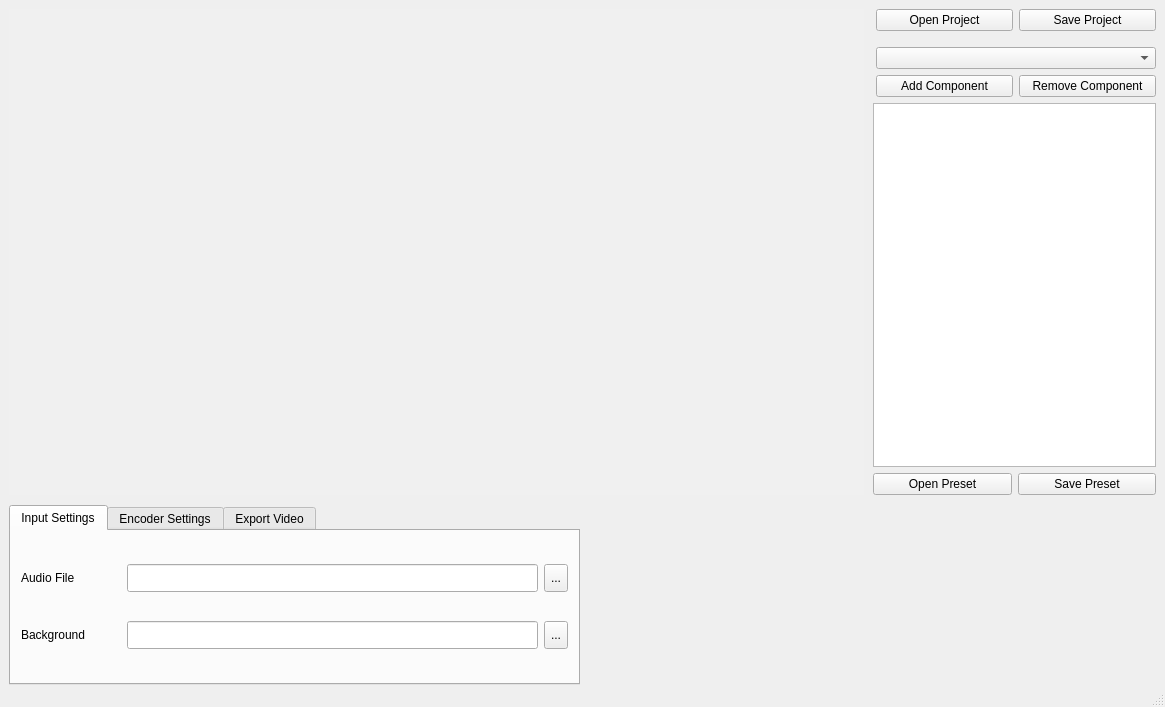
This is mainwindow.ui in djfun/audio-visualizer-python as Qt 5 draws it before an edit. The edited form follows.
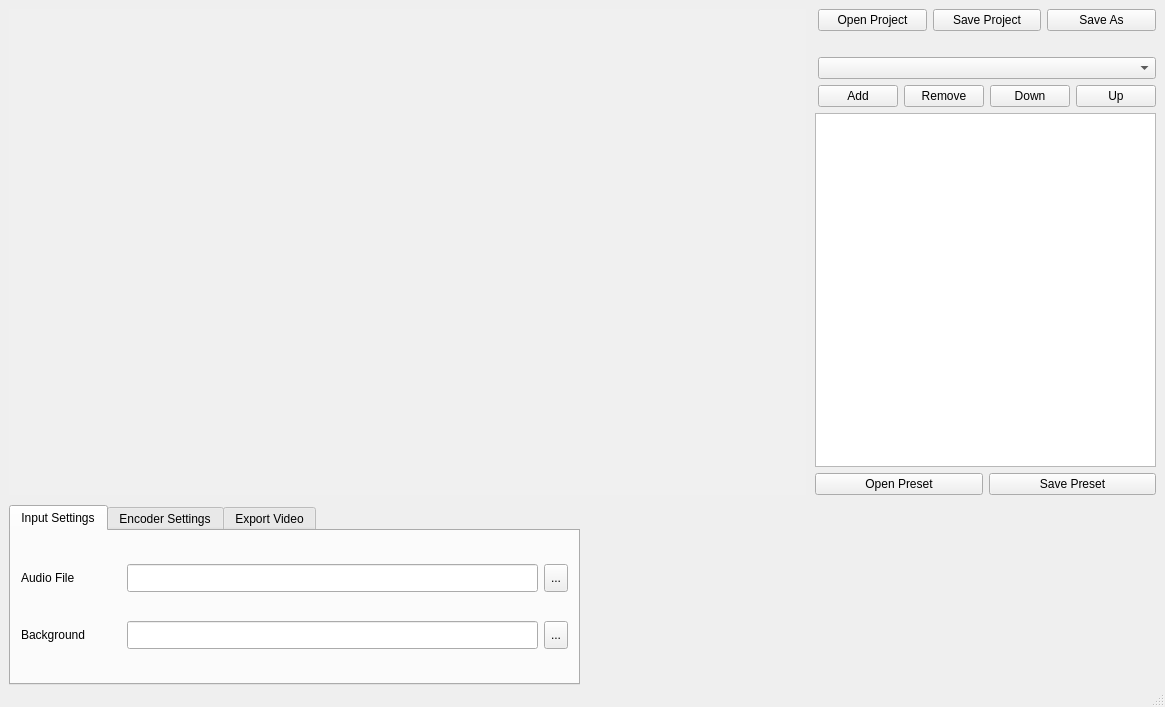
This is the edited form.

Commit message: Implemented change list order

Diff of the .ui file:
```diff
--- a/mainwindow.ui
+++ b/mainwindow.ui
@@ -129,6 +129,13 @@
               </property>
              </widget>
             </item>
+            <item>
+             <widget class="QPushButton" name="pushButton_saveAs">
+              <property name="text">
+               <string>Save As</string>
+              </property>
+             </widget>
+            </item>
            </layout>
           </item>
           <item>
@@ -142,7 +149,7 @@
             <property name="sizeHint" stdset="0">
              <size>
               <width>20</width>
-              <height>10</height>
+              <height>20</height>
              </size>
             </property>
            </spacer>
@@ -168,14 +175,28 @@
             <item>
              <widget class="QPushButton" name="pushButton_addComponent">
               <property name="text">
-               <string>Add Component</string>
+               <string>Add</string>
               </property>
              </widget>
             </item>
             <item>
              <widget class="QPushButton" name="pushButton_removeComponent">
               <property name="text">
-               <string>Remove Component</string>
+               <string>Remove</string>
+              </property>
+             </widget>
+            </item>
+            <item>
+             <widget class="QPushButton" name="pushButton_listMoveDown">
+              <property name="text">
+               <string>Down</string>
+              </property>
+             </widget>
+            </item>
+            <item>
+             <widget class="QPushButton" name="pushButton_listMoveUp">
+              <property name="text">
+               <string>Up</string>
               </property>
              </widget>
             </item>
```
The commit also changes 1 other file.
